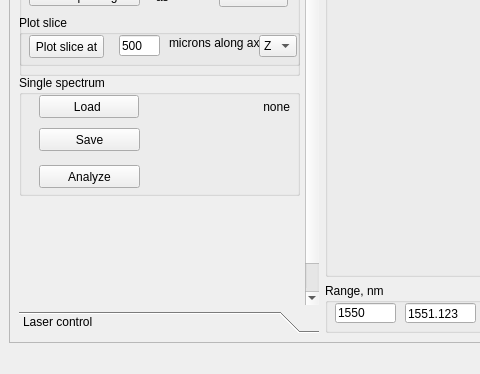
Before: the Qt Designer form Windows/UIs/MainWindow.ui in al509/ScanLoop, drawn with Qt 5; both pictures show x 0 to 480 and y 415 to 789 of the 1183 by 789 pixel window.
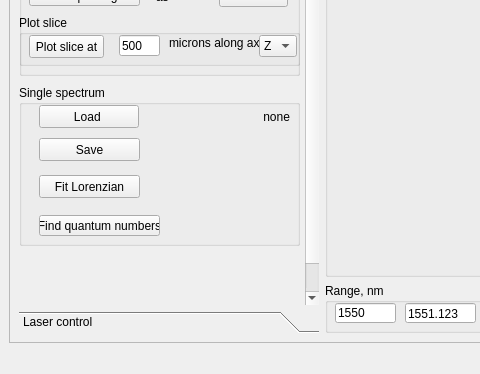
After: the same form once the commit is applied. The open tabs and pages were chosen to show the change.

```diff
--- a/Windows/UIs/MainWindow.ui
+++ b/Windows/UIs/MainWindow.ui
@@ -1802,9 +1802,9 @@
             <property name="geometry">
              <rect>
               <x>0</x>
-              <y>340</y>
+              <y>350</y>
               <width>281</width>
-              <height>121</height>
+              <height>161</height>
              </rect>
             </property>
             <property name="title">
@@ -1849,7 +1849,7 @@
               </rect>
              </property>
              <property name="text">
-              <string>Analyze</string>
+              <string>Fit Lorenzian</string>
              </property>
             </widget>
             <widget class="QPushButton" name="pushButton_analyzer_save_slice">
@@ -1865,6 +1865,19 @@
               <string>Save</string>
              </property>
             </widget>
+            <widget class="QPushButton" name="pushButton_analyzer_quantum_numbers_fitter">
+             <property name="geometry">
+              <rect>
+               <x>20</x>
+               <y>130</y>
+               <width>121</width>
+               <height>21</height>
+              </rect>
+             </property>
+             <property name="text">
+              <string>Find quantum numbers</string>
+             </property>
+            </widget>
            </widget>
            <widget class="QPushButton" name="pushButton_set_analyzer_parameters">
             <property name="geometry">
```
Left out of the diff: 10 changed lines with no effect on the pictures.
